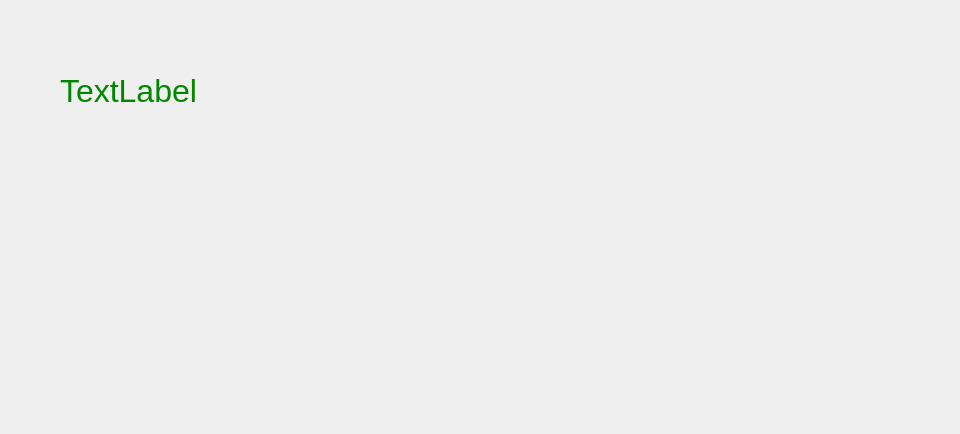
Old version of the form mainwindowlifegame.ui in the repository theRedMercury/ISIB_LifeGameClientV1.
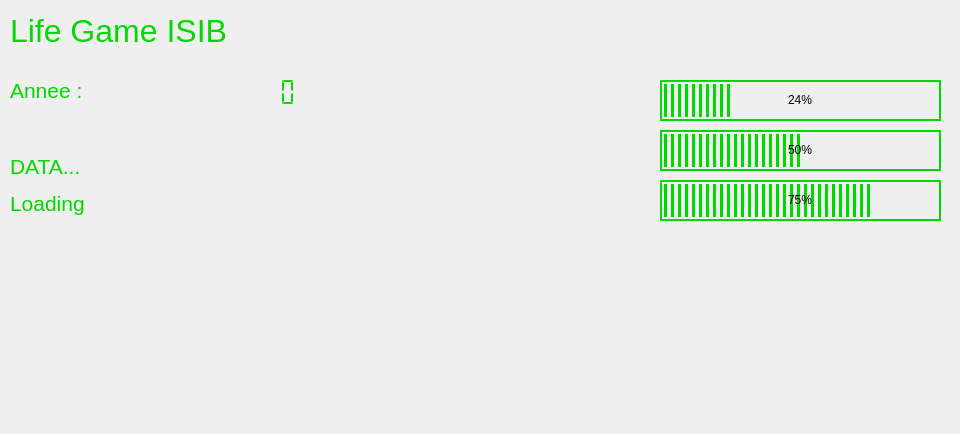
New version of the form. Icons and pictures are not drawn.

Commit message: Update Anim Dot

```diff
--- a/mainwindowlifegame.ui
+++ b/mainwindowlifegame.ui
@@ -26,9 +26,200 @@
    <widget class="QLabel" name="label">
     <property name="geometry">
      <rect>
-      <x>60</x>
+      <x>10</x>
+      <y>10</y>
+      <width>331</width>
+      <height>41</height>
+     </rect>
+    </property>
+    <property name="font">
+     <font>
+      <family>Segoe UI</family>
+      <pointsize>24</pointsize>
+      <weight>50</weight>
+      <italic>false</italic>
+      <bold>false</bold>
+     </font>
+    </property>
+    <property name="autoFillBackground">
+     <bool>false</bool>
+    </property>
+    <property name="styleSheet">
+     <string notr="true">color: rgb(0, 215, 0);</string>
+    </property>
+    <property name="text">
+     <string>Life Game ISIB</string>
+    </property>
+    <property name="scaledContents">
+     <bool>false</bool>
+    </property>
+   </widget>
+   <widget class="QLabel" name="label_2">
+    <property name="geometry">
+     <rect>
+      <x>10</x>
       <y>70</y>
-      <width>251</width>
+      <width>151</width>
+      <height>41</height>
+     </rect>
+    </property>
+    <property name="font">
+     <font>
+      <pointsize>16</pointsize>
+     </font>
+    </property>
+    <property name="styleSheet">
+     <string notr="true">color: rgb(0, 215, 0);</string>
+    </property>
+    <property name="text">
+     <string>Annee :</string>
+    </property>
+   </widget>
+   <widget class="QLCDNumber" name="lcdNumber">
+    <property name="geometry">
+     <rect>
+      <x>150</x>
+      <y>77</y>
+      <width>151</width>
+      <height>31</height>
+     </rect>
+    </property>
+    <property name="layoutDirection">
+     <enum>Qt::LeftToRight</enum>
+    </property>
+    <property name="autoFillBackground">
+     <bool>false</bool>
+    </property>
+    <property name="styleSheet">
+     <string notr="true">color: rgb(0, 215, 0);</string>
+    </property>
+    <property name="frameShape">
+     <enum>QFrame::NoFrame</enum>
+    </property>
+    <property name="digitCount">
+     <number>10</number>
+    </property>
+    <property name="segmentStyle">
+     <enum>QLCDNumber::Flat</enum>
+    </property>
+   </widget>
+   <widget class="QLabel" name="label_3">
+    <property name="geometry">
+     <rect>
+      <x>10</x>
+      <y>120</y>
+      <width>151</width>
+      <height>131</height>
+     </rect>
+    </property>
+    <property name="font">
+     <font>
+      <pointsize>16</pointsize>
+     </font>
+    </property>
+    <property name="styleSheet">
+     <string notr="true">color: rgb(0, 215, 0);</string>
+    </property>
+    <property name="text">
+     <string>&lt;html&gt;&lt;head/&gt;&lt;body&gt;&lt;p&gt;DATA...&lt;/p&gt;&lt;p&gt;Loading&lt;/p&gt;&lt;/body&gt;&lt;/html&gt;</string>
+    </property>
+   </widget>
+   <widget class="QProgressBar" name="progressBar">
+    <property name="geometry">
+     <rect>
+      <x>660</x>
+      <y>80</y>
+      <width>281</width>
+      <height>41</height>
+     </rect>
+    </property>
+    <property name="styleSheet">
+     <string notr="true">QProgressBar
+{
+	 border: 2px solid #00d700;
+
+    text-align: center;
+		background-color: rgb(0, 0, 0,0);
+	color: rgb(0, 0, 0);
+	
+}
+QProgressBar::chunk
+{
+    background-color: #00d700;
+    width:3px;
+    margin: 1.5px;
+}</string>
+    </property>
+    <property name="value">
+     <number>24</number>
+    </property>
+   </widget>
+   <widget class="QProgressBar" name="progressBar_2">
+    <property name="geometry">
+     <rect>
+      <x>660</x>
+      <y>130</y>
+      <width>281</width>
+      <height>41</height>
+     </rect>
+    </property>
+    <property name="styleSheet">
+     <string notr="true">QProgressBar
+{
+	 border: 2px solid #00d700;
+
+    text-align: center;
+		background-color: rgb(0, 0, 0,0);
+	color: rgb(0, 0, 0);
+	
+}
+QProgressBar::chunk
+{
+    background-color: #00d700;
+    width:3px;
+    margin:1.5px;
+}</string>
+    </property>
+    <property name="value">
+     <number>50</number>
+    </property>
+   </widget>
+   <widget class="QProgressBar" name="progressBar_3">
+    <property name="geometry">
+     <rect>
+      <x>660</x>
+      <y>180</y>
+      <width>281</width>
+      <height>41</height>
+     </rect>
+    </property>
+    <property name="styleSheet">
+     <string notr="true">QProgressBar
+{
+	 border: 2px solid #00d700;
+
+    text-align: center;
+		background-color: rgb(0, 0, 0,0);
+	color: rgb(0, 0, 0);
+	
+}
+QProgressBar::chunk
+{
+    background-color: #00d700;
+    width:3px;
+    margin: 1.5px;
+}</string>
+    </property>
+    <property name="value">
+     <number>75</number>
+    </property>
+   </widget>
+   <widget class="QLabel" name="labelDotAnim">
+    <property name="geometry">
+     <rect>
+      <x>10</x>
+      <y>220</y>
+      <width>211</width>
       <height>41</height>
      </rect>
     </property>
@@ -45,10 +236,13 @@
      <bool>false</bool>
     </property>
     <property name="styleSheet">
-     <string notr="true">color: rgb(0, 135, 0);</string>
+     <string notr="true">color: rgb(0, 215, 0);</string>
     </property>
     <property name="text">
-     <string>TextLabel</string>
+     <string/>
+    </property>
+    <property name="scaledContents">
+     <bool>false</bool>
     </property>
    </widget>
   </widget>
```
The commit also changes 2 other files.
